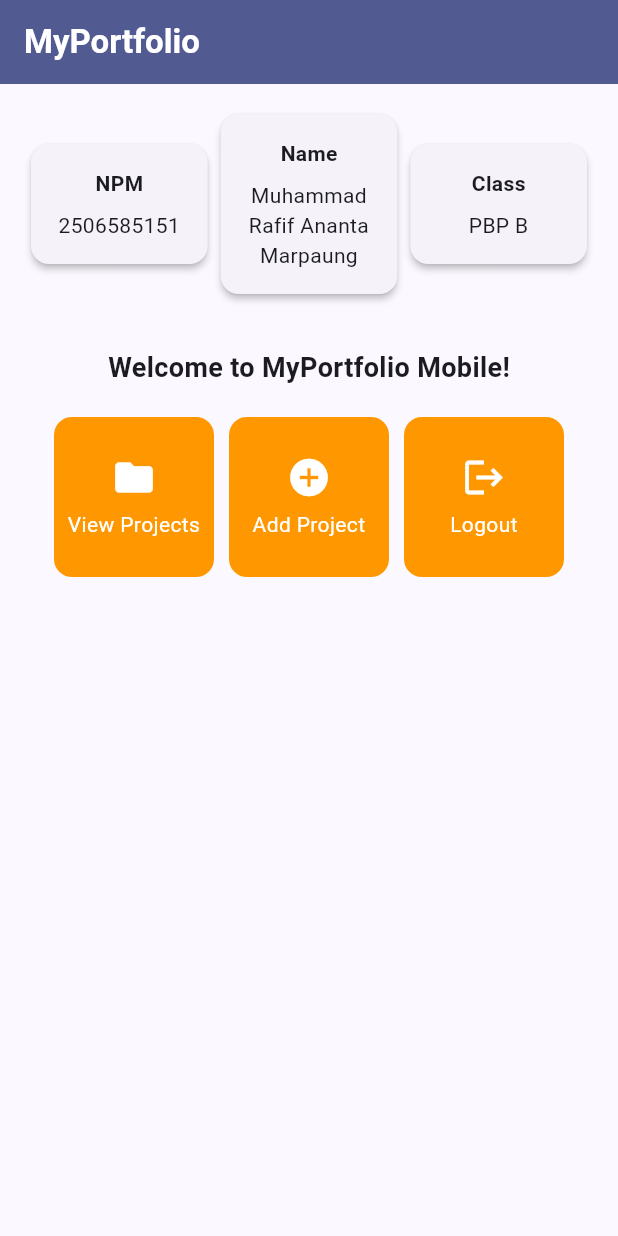
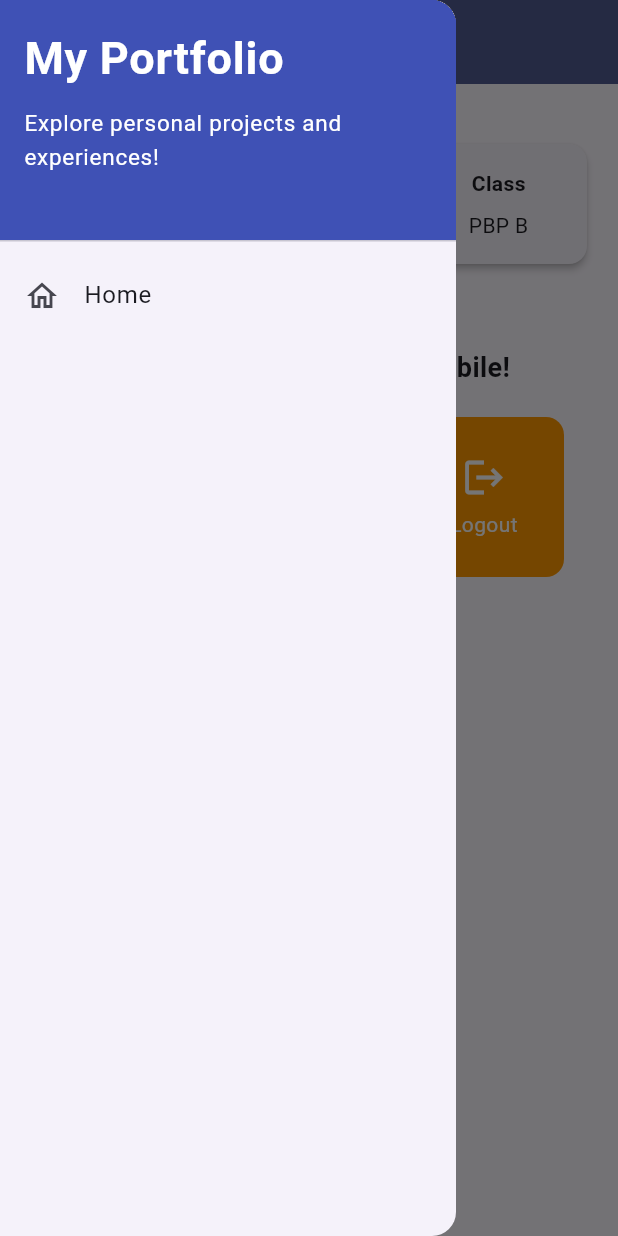
Before and after one commit to parmaung/myportofolio, a Flutter app: the screen it shows after launch, with the side drawer open (before the commit the screen has no drawer), on a phone screen of 412 x 824 dp. Run offline on Flutter 3.47's test engine with Material 3 defaults, Android fonts, the phone set to English and light mode, and no system bars; our stand-ins replace material_ui.

Commit message:
Tutorial 9: menambahkan drawer menu untuk navigasi

```diff
--- a/myportofolio_mobile/lib/menu.dart
+++ b/myportofolio_mobile/lib/menu.dart
@@ -1,4 +1,5 @@
 import 'package:material_ui/material_ui.dart';
+import 'package:myportofolio_mobile/widgets/left_drawer.dart';
 
 class ItemHomepage {
   final String name;
@@ -34,6 +35,7 @@ class MyHomePage extends StatelessWidget {
         backgroundColor: Theme.of(context).colorScheme.primary,
         iconTheme: const IconThemeData(color: Colors.white),
       ),
+      drawer: const LeftDrawer(),
       body: Padding(
         padding: const EdgeInsets.all(16.0),
         child: Column(
--- /dev/null
+++ b/myportofolio_mobile/lib/widgets/left_drawer.dart
@@ -0,0 +1,55 @@
+import 'package:material_ui/material_ui.dart';
+import 'package:myportofolio_mobile/menu.dart';
+
+class LeftDrawer extends StatelessWidget {
+  const LeftDrawer({super.key});
+
+  @override
+  Widget build(BuildContext context) {
+    return Drawer(
+      child: ListView(
+        children: [
+          const DrawerHeader(
+            decoration: BoxDecoration(
+              color: Colors.indigo,
+            ),
+            child: Column(
+              crossAxisAlignment: CrossAxisAlignment.start,
+              children: [
+                Text(
+                  'My Portfolio',
+                  style: TextStyle(
+                    fontSize: 30,
+                    fontWeight: FontWeight.bold,
+                    color: Colors.white,
+                  ),
+                ),
+                SizedBox(height: 10),
+                Text(
+                  'Explore personal projects and experiences!',
+                  style: TextStyle(
+                    fontSize: 15,
+                    color: Colors.white,
+                  ),
+                ),
+              ],
+            ),
+          ),
+          ListTile(
+            leading: const Icon(Icons.home_outlined),
+            title: const Text('Home'),
+            // Navigasi ke halaman utama portofolio
+            onTap: () {
+              Navigator.pushReplacement(
+                context,
+                MaterialPageRoute(
+                  builder: (context) => MyHomePage(),
+                ),
+              );
+            },
+          ),
+        ],
+      ),
+    );
+  }
+}
```
